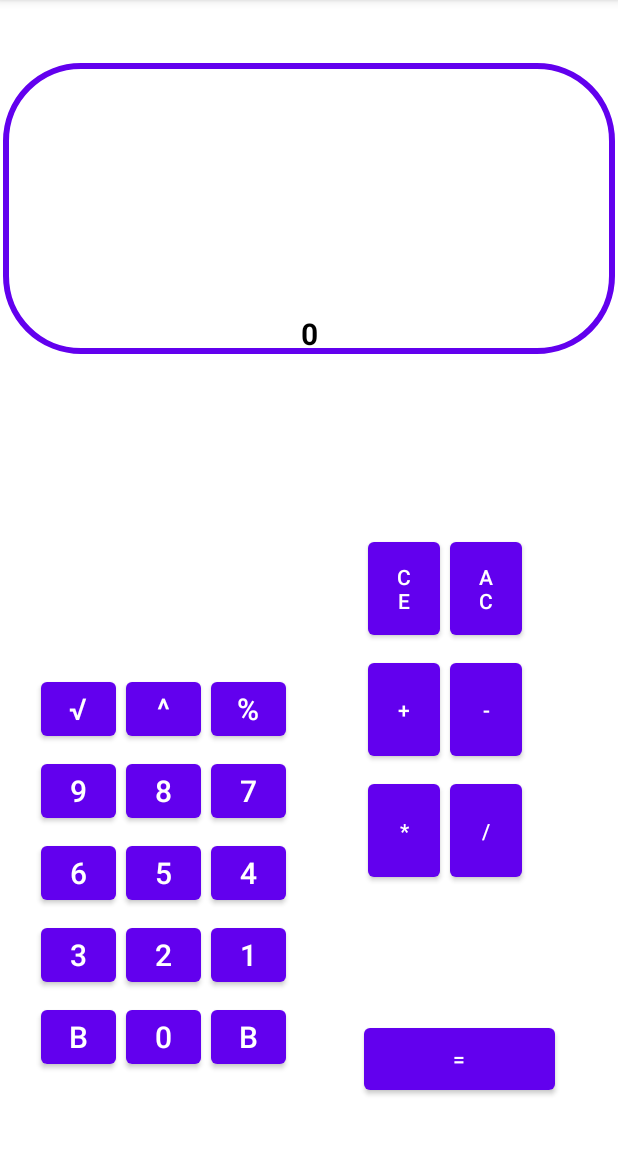
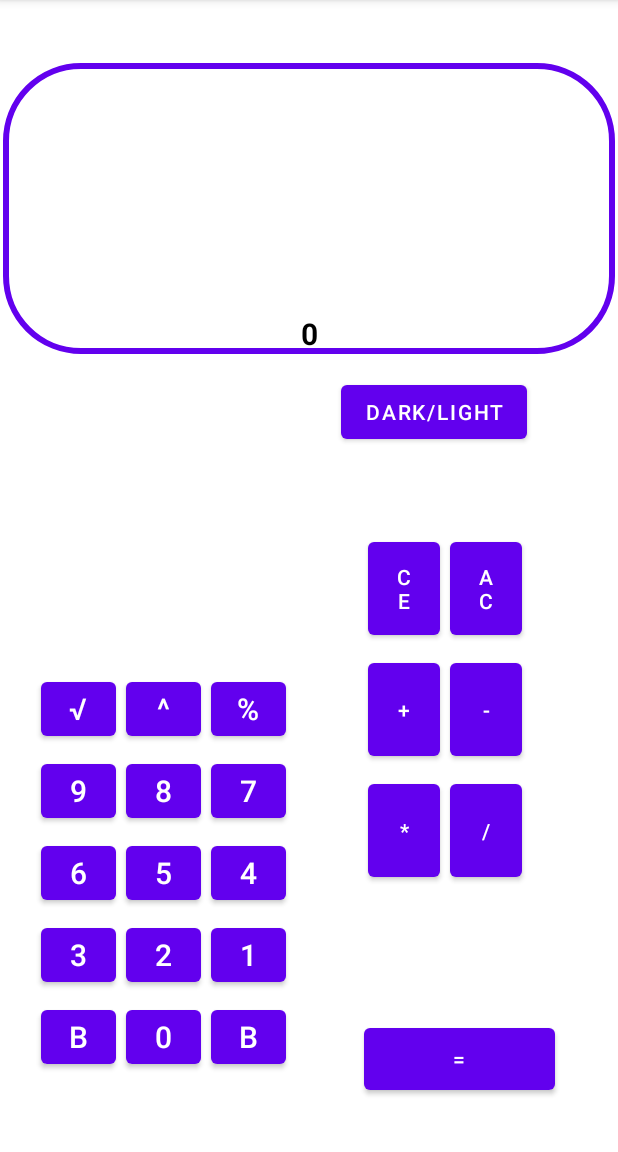
Before and after one commit to Dele20/Calculator, an Android app: the screen it shows after launch (MainActivity), on a phone screen of 412 x 824 dp, the part 84-1236 px from its top. Run offline under Robolectric (Android 15) with nearby library versions, the phone set to English and light mode, and no system bars.

Commit message:
Added a background change button, as well as removed the linger of text after an operation is completed. However, the Ans operation is missing

```diff
--- a/app/src/main/res/layout/activity_main.xml
+++ b/app/src/main/res/layout/activity_main.xml
@@ -6,7 +6,9 @@
         xmlns:app="http://schemas.android.com/apk/res-auto"
         android:layout_width="match_parent"
         android:layout_height="match_parent"
-        tools:context=".MainActivity">
+        android:background="@color/white"
+        tools:context=".MainActivity"
+        android:id="@+id/rootLayout">
     <TableLayout
             android:id="@+id/tableLayout"
             android:layout_width="wrap_content"
@@ -228,7 +230,15 @@
                     tools:layout_editor_absoluteX="345dp"/>
         </TableRow>
     </TableLayout>
-
+    <Button
+            android:text="Dark/Light"
+            android:layout_width="wrap_content"
+            app:layout_constraintHorizontal_bias="1.0"
+            android:layout_height="wrap_content"
+            android:id="@+id/buttonMode"
+            app:layout_constraintTop_toBottomOf="@+id/textView" app:layout_constraintStart_toEndOf="@+id/tableLayout"
+            app:layout_constraintEnd_toEndOf="@+id/operands" app:layout_constraintBottom_toTopOf="@+id/operands"
+            app:layout_constraintVertical_bias="0.218"/>
 
 
 </androidx.constraintlayout.widget.ConstraintLayout>
```
Also changed, not shown: app/src/main/java/com/example/calculator/MainActivity.java (+51 -12 lines).
